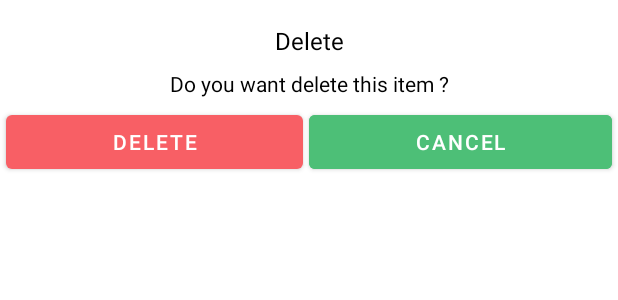
After one commit to Nekit120/FirstApp, an Android app: the layout delete_dialog.xml on its own in the app's theme, with its tools: preview values and no code run, on a phone screen of 412 x 824 dp. The commit adds this screen. Shown: the top 300 px of the screen. Run offline under Robolectric (Android 15) with nearby library versions, the phone set to English and light mode, and no system bars.

Commit message:
Adding the ability to delete a ShopListItem

```diff
--- a/app/src/main/java/com/example/firstapp/db/Dao.kt
+++ b/app/src/main/java/com/example/firstapp/db/Dao.kt
@@ -19,6 +19,8 @@ interface Dao {
   fun getAllShopListNames(): kotlinx.coroutines.flow.Flow<List<ShoppingListNames>>
   @Query ("DELETE FROM note_list WHERE id IS :id")
   suspend fun deleteNote(id:Int)
+  @Query ("DELETE FROM shopping_list_names WHERE id IS :id")
+  suspend fun deleteShopListName(id:Int)
   @Insert
   suspend fun insertNote(note:NoteItem)
   @Update
--- a/app/src/main/java/com/example/firstapp/db/MainViewModel.kt
+++ b/app/src/main/java/com/example/firstapp/db/MainViewModel.kt
@@ -22,6 +22,9 @@ class MainViewModel(database:MainDataBase) : ViewModel() {
     fun deleteNote(id:Int) = viewModelScope.launch {
         dao.deleteNote(id)
     }
+    fun deleteShopListName(id:Int) = viewModelScope.launch {
+        dao.deleteShopListName(id)
+    }
     fun updateNote(note:NoteItem) = viewModelScope.launch {
         dao.updateNote(note)
     }
--- /dev/null
+++ b/app/src/main/res/layout/delete_dialog.xml
@@ -0,0 +1,63 @@
+<?xml version="1.0" encoding="utf-8"?>
+<androidx.constraintlayout.widget.ConstraintLayout xmlns:android="http://schemas.android.com/apk/res/android"
+    xmlns:app="http://schemas.android.com/apk/res-auto"
+    xmlns:tools="http://schemas.android.com/tools"
+    android:layout_width="match_parent"
+    android:layout_height="wrap_content">
+
+    <TextView
+        android:id="@+id/tvTitle"
+        android:layout_width="wrap_content"
+        android:layout_height="wrap_content"
+        android:layout_marginTop="16dp"
+        android:text="@string/delete_alert"
+        android:textColor="#000000"
+        android:textSize="16sp"
+        app:layout_constraintEnd_toEndOf="parent"
+        app:layout_constraintStart_toStartOf="parent"
+        app:layout_constraintTop_toTopOf="parent" />
+
+    <TextView
+        android:id="@+id/tvMessage"
+        android:layout_width="0dp"
+        android:layout_height="wrap_content"
+        android:layout_marginTop="8dp"
+        android:gravity="center_horizontal"
+        android:text="@string/delete_item"
+        android:textColor="#000000"
+        app:layout_constraintEnd_toEndOf="parent"
+        app:layout_constraintStart_toStartOf="parent"
+        app:layout_constraintTop_toBottomOf="@+id/tvTitle" />
+
+    <LinearLayout
+        android:layout_width="0dp"
+        android:layout_height="wrap_content"
+        android:layout_marginTop="5dp"
+        android:layout_marginBottom="5dp"
+        android:orientation="horizontal"
+        app:layout_constraintBottom_toBottomOf="parent"
+        app:layout_constraintEnd_toEndOf="@+id/tvMessage"
+        app:layout_constraintStart_toStartOf="@+id/tvMessage"
+        app:layout_constraintTop_toBottomOf="@+id/tvMessage"
+        app:layout_constraintVertical_bias="0.0">
+
+        <Button
+            android:id="@+id/bDelete"
+            android:layout_width="wrap_content"
+            android:layout_height="wrap_content"
+            android:layout_marginStart="4dp"
+            android:layout_marginEnd="2dp"
+            android:layout_weight="1"
+            android:text="@string/delete" />
+
+        <Button
+            android:id="@+id/bCancel"
+            android:layout_width="wrap_content"
+            android:layout_height="wrap_content"
+            android:layout_marginStart="2dp"
+            android:layout_marginEnd="4dp"
+            android:layout_weight="1"
+            android:backgroundTint="#4DBF77"
+            android:text="@string/cancel" />
+    </LinearLayout>
+</androidx.constraintlayout.widget.ConstraintLayout>
--- a/app/src/main/res/values/strings.xml
+++ b/app/src/main/res/values/strings.xml
@@ -11,4 +11,8 @@
     <string name="new_list">New list name</string>
     <string name="list_name">List name</string>
     <string name="create_list">Create list</string>
+    <string name="delete_item">Do you want delete this item ?</string>
+    <string name="delete_alert">Delete</string>
+    <string name="cancel">Cancel</string>
+    <string name="delete">Delete</string>
 </resources>
```
Also changed, not shown: app/src/main/java/com/example/firstapp/db/ShopListNameAdapter.kt (+5 -3 lines), app/src/main/java/com/example/firstapp/dialogs/DeleteDialog.kt (added, +34 -0 lines), app/src/main/java/com/example/firstapp/fragments/ShopListNamesFragment.kt (+19 -6 lines), app/src/main/res/layout/fragment_shop_list_names.xml (renamed from app/src/main/res/layout/fragment_shom_list_names.xml), 1 other file.
